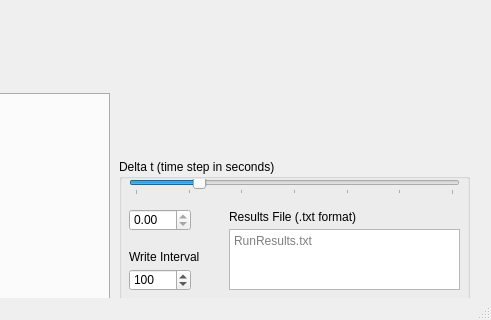
Qt form RwaveWin.ui (jtunnicl/GRATE) before a commit; both pictures show x 611 to 1102 and y 347 to 667 of the 1102 by 667 pixel window.
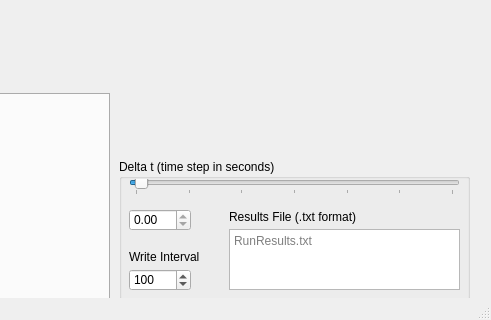
The same form after that commit. Custom widgets are drawn as their Qt base class.

```diff
--- a/RwaveWin.ui
+++ b/RwaveWin.ui
@@ -547,10 +547,10 @@
       <number>60</number>
      </property>
      <property name="value">
-      <number>12</number>
+      <number>1</number>
      </property>
      <property name="sliderPosition">
-      <number>12</number>
+      <number>1</number>
      </property>
      <property name="tracking">
       <bool>true</bool>
```
Left out of the diff: 2 changed lines with no effect on the pictures.
